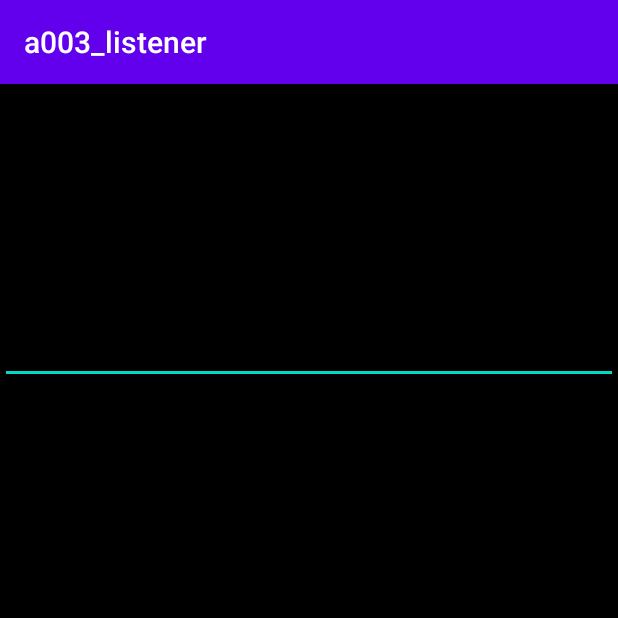
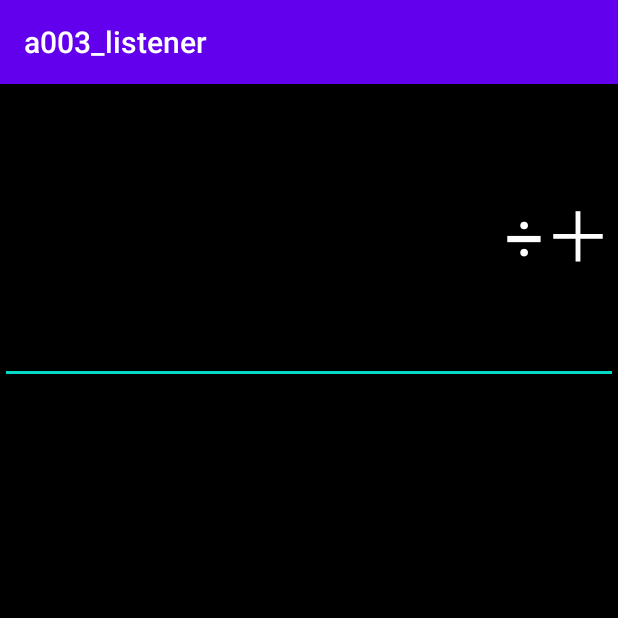
Before and after one commit to skuley/AndroidWork_skuley, an Android app: the screen it shows after launch (Main2Activity), after a tap on an icon or button, on a phone screen of 412 x 824 dp, the top half of it. Run offline under Robolectric (Android 15) with nearby library versions, the phone set to English and light mode, and no system bars; 1 statement that could not run was skipped; 2 other taps on this screen came first.

Commit message:
계산기 최종전...

```diff
--- a/a003_listener/src/main/java/com/lec/android/a004_widget/Main2Activity.java
+++ b/a003_listener/src/main/java/com/lec/android/a004_widget/Main2Activity.java
@@ -71,26 +71,28 @@ public class Main2Activity extends AppCompatActivity {
         num7.setOnClickListener(new Numberbtn("7"));
         num8.setOnClickListener(new Numberbtn("8"));
         num9.setOnClickListener(new Numberbtn("9"));
+        divide.setOnClickListener(new Numberbtn("÷"));
 
-        class Symbolbtn implements View.OnClickListener{
-            String sym;
-            public Symbolbtn(String symbol){ this.sym = symbol;}
-
-            @Override
-            public void onClick(View v) {
-                answer.setText(et.getText().append(sym));
-            }
-
-        } // Symbolbtn
-
-        divide.setOnClickListener(new Symbolbtn("÷"));
-        multiply.setOnClickListener(new Symbolbtn("×"));
-        difference.setOnClickListener(new Symbolbtn("－"));
-        sum.setOnClickListener(new Symbolbtn("+"));
+//        class Symbolbtn implements View.OnClickListener{
+//            String sym;
+//            public Symbolbtn(String symbol){ this.sym = symbol;}
+//
+//            @Override
+//            public void onClick(View v) {
+//                answer.setText(et.getText().append(sym));
+//            }
+//
+//        } // Symbolbtn
+//
+//        divide.setOnClickListener(new Symbolbtn("÷"));
+//        multiply.setOnClickListener(new Symbolbtn("×"));
+//        difference.setOnClickListener(new Symbolbtn("－"));
+//        sum.setOnClickListener(new Symbolbtn("+"));
 
         divide.setOnClickListener(new View.OnClickListener() {
             @Override
             public void onClick(View v) {
+                et.setText(et.getText().append("÷"));
                 String[] num = (et.getText().toString().split("÷"));
                 for(int i = 0; i < num.length; i++){
                     result = 0;
@@ -102,6 +104,7 @@ public class Main2Activity extends AppCompatActivity {
         sum.setOnClickListener(new View.OnClickListener() {
             @Override
             public void onClick(View v) {
+                et.setText(et.getText().append("＋"));
                 String[] num = (et.getText().toString().split("＋"));
                 for(int i = 0; i < num.length; i++){
                     result = 0;
@@ -136,7 +139,8 @@ public class Main2Activity extends AppCompatActivity {
             @Override
             public void onClick(View v) {
                 Log.d("d", String.valueOf(result));
-                answer.setText(result);
+                String result1 = String.format("%d", result);
+                answer.setText(result1);
             }
         });
 
```
